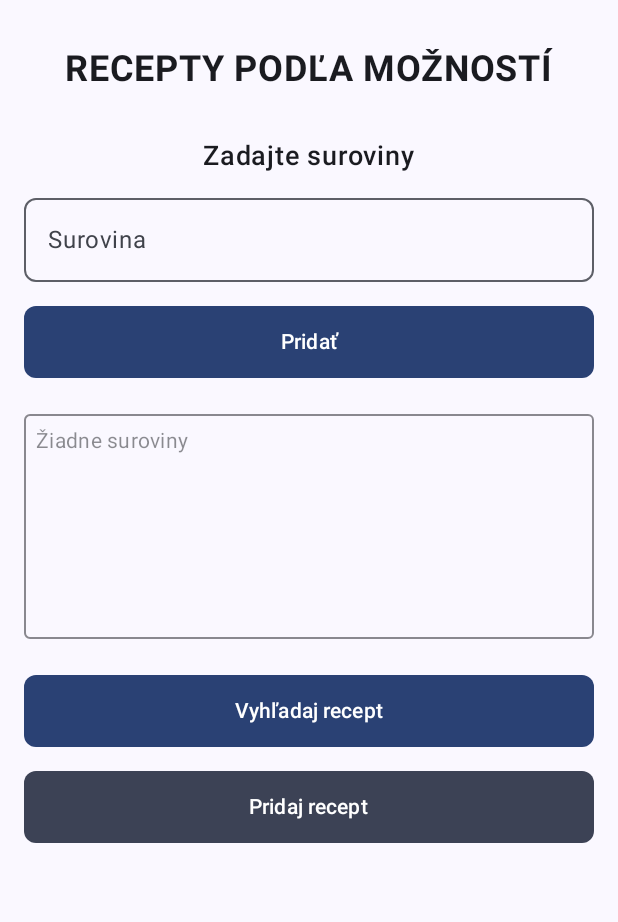
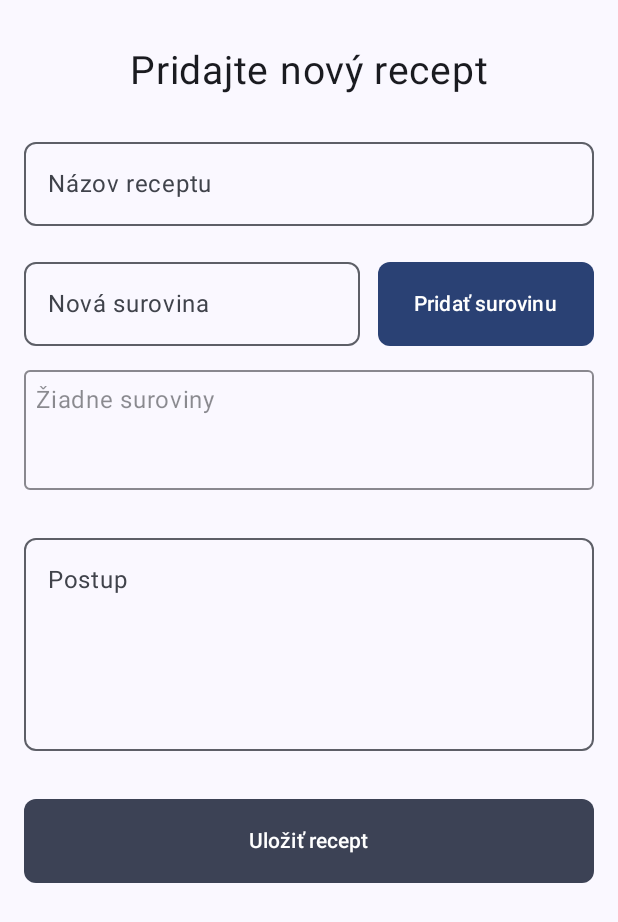
Before and after one commit to janko159/SemestralkaRecepty, an Android app built with Jetpack Compose: the screen it shows after launch (MainActivity), after a tap on "Pridaj recept", on a phone screen of 412 x 824 dp. Shown: the top 922 px of the screen. Run offline under Robolectric (Android 15) with nearby library versions, the phone set to English and light mode, and no system bars.

Commit message:
Doplnenie dalsej screen
Pridavanie receptov a vypisovanie receptov

```diff
--- a/app/src/main/java/com/example/receptysemestralka/MainActivity.kt
+++ b/app/src/main/java/com/example/receptysemestralka/MainActivity.kt
@@ -1,19 +1,41 @@
+// Umiestnenie súboru:
+// app/src/main/java/com/example/receptysemestralka/MainActivity.kt
+//   (alebo v src/main/kotlin/... ak váš projekt používa Kotlin-priečinky)
+
 package com.example.receptysemestralka
 
 import android.os.Bundle
 import androidx.activity.ComponentActivity
 import androidx.activity.compose.setContent
-import androidx.compose.foundation.layout.*
+import androidx.compose.foundation.layout.fillMaxSize
 import androidx.compose.material3.MaterialTheme
 import androidx.compose.material3.Surface
-import androidx.compose.material3.Text
-import androidx.compose.ui.Alignment
+import androidx.compose.runtime.Composable
 import androidx.compose.ui.Modifier
-import androidx.compose.ui.text.font.FontWeight
-import androidx.compose.ui.unit.dp
-import androidx.compose.ui.unit.sp
+import androidx.compose.ui.tooling.preview.Preview
+import androidx.navigation.NavType
+import androidx.navigation.compose.*
+import androidx.navigation.navArgument
+import com.example.receptysemestralka.ui.home.AddRecipeScreen
 import com.example.receptysemestralka.ui.home.HomeScreen
+import com.example.receptysemestralka.ui.home.RecipesScreen
 import com.example.receptysemestralka.ui.theme.ReceptySemestralkaTheme
+
+/**
+ * 1) Definícia jednotlivých "rout" pre navigáciu.
+ *    - Home         => domovská obrazovka
+ *    - AddRecipe    => obrazovka na pridanie receptu (zatiaľ len nadpis)
+ *    - (Results, Detail) – ponecháme tu, hoci ich teraz nevyužívame.
+ */
+sealed class Screen(val route: String) {
+    object Home : Screen("home")
+    object AddRecipe : Screen("add_recipe")
+    object Recipes : Screen("recipes")            // <-- NOVÉ
+    object Results : Screen("results")
+    object Detail : Screen("detail/{recipeName}") {
+        fun createRoute(recipeName: String) = "detail/$recipeName"
+    }
+}
 
 class MainActivity : ComponentActivity() {
     override fun onCreate(savedInstanceState: Bundle?) {
@@ -24,9 +46,56 @@ class MainActivity : ComponentActivity() {
                     modifier = Modifier.fillMaxSize(),
                     color = MaterialTheme.colorScheme.background
                 ) {
-                    HomeScreen()
+                    AppNavigation()
                 }
             }
         }
     }
 }
+
+/**
+ * 2) Hlavná {@Composable} funkcia, ktorá vytvára NavHost
+ *    a zisťuje, do ktorej obrazovky (composable) pristupovať.
+ */
+@Composable
+fun AppNavigation() {
+    val navController = rememberNavController()
+    NavHost(
+        navController = navController,
+        startDestination = Screen.Home.route
+    ) {
+        // 1) Domovská obrazovka
+        composable(Screen.Home.route) {
+            HomeScreen(navController = navController)
+        }
+
+        // 2) Obrazovka "AddRecipe" (prázdna zatiaľ)
+        composable(Screen.AddRecipe.route) {
+            AddRecipeScreen(navController = navController)
+        }
+
+        // 3) NOVÁ obrazovka "Recipes"
+        composable(Screen.Recipes.route) {
+            RecipesScreen()   // tu zobrazíme nadpis "Recepty"
+        }
+
+        // 4) Ostatné (Results, Detail) necháme definované,
+        //    aj keď ich ešte nebudeme volať.
+        composable(Screen.Results.route) { /* ResultsScreen(navController) */ }
+        composable(
+            route = Screen.Detail.route,
+            arguments = listOf(navArgument("recipeName") { type = NavType.StringType })
+        ) { backStackEntry ->
+            val recipeName = backStackEntry.arguments?.getString("recipeName") ?: ""
+            // DetailScreen(recipeName)
+        }
+    }
+}
+
+@Preview(showBackground = true, showSystemUi = true)
+@Composable
+fun AppNavigationPreview() {
+    ReceptySemestralkaTheme {
+        AppNavigation()
+    }
+}
--- /dev/null
+++ b/app/src/main/java/com/example/receptysemestralka/ui/home/AddRecipeScreen.kt
@@ -0,0 +1,239 @@
+// app/src/main/java/com/example/receptysemestralka/ui/home/AddRecipeScreen.kt
+package com.example.receptysemestralka.ui.home
+
+import androidx.compose.foundation.border
+import androidx.compose.foundation.clickable
+import androidx.compose.foundation.layout.*
+import androidx.compose.foundation.rememberScrollState
+import androidx.compose.foundation.shape.RoundedCornerShape
+import androidx.compose.foundation.verticalScroll
+import androidx.compose.material3.*
+import androidx.compose.material3.MaterialTheme.colorScheme
+import androidx.compose.runtime.*
+import androidx.compose.ui.Alignment
+import androidx.compose.ui.Modifier
+import androidx.compose.ui.text.TextStyle
+import androidx.compose.ui.text.input.TextFieldValue
+import androidx.compose.ui.unit.dp
+import androidx.compose.ui.unit.sp
+import androidx.lifecycle.viewmodel.compose.viewModel
+import androidx.navigation.NavController
+import com.example.receptysemestralka.data.RecipeData
+import com.example.receptysemestralka.ui.home.views.HomeViewModel
+
+/**
+ * AddRecipeScreen: obrazovka na pridanie nového receptu.
+ * Po kliknutí na surovinu v zozname sa daná surovina odstráni.
+ */
+@Composable
+fun AddRecipeScreen(
+    navController: NavController,
+    homeViewModel: HomeViewModel = viewModel()
+) {
+    // Stav pre názov receptu + chyba
+    var recipeName by remember { mutableStateOf(TextFieldValue("")) }
+    var nameError by remember { mutableStateOf(false) }
+
+    // Stav pre aktuálnu surovinu
+    var currentIngredient by remember { mutableStateOf(TextFieldValue("")) }
+    // Stav pre zoznam surovín (využijeme mutableStateListOf)
+    val ingredientsList = remember { mutableStateListOf<String>() }
+    var ingredientError by remember { mutableStateOf(false) }
+
+    // Stav pre postup receptu + chyba
+    var instructions by remember { mutableStateOf(TextFieldValue("")) }
+    var instructionsError by remember { mutableStateOf(false) }
+
+    Column(
+        modifier = Modifier
+            .fillMaxSize()
+            .padding(16.dp)
+            .verticalScroll(rememberScrollState()),
+        horizontalAlignment = Alignment.CenterHorizontally
+    ) {
+        Spacer(modifier = Modifier.height(16.dp))
+
+        Text(
+            text = "Pridajte nový recept",
+            fontSize = 26.sp,
+            color = colorScheme.onBackground
+        )
+
+        Spacer(modifier = Modifier.height(24.dp))
+
+        // 1) TextField pre názov receptu
+        OutlinedTextField(
+            value = recipeName,
+            onValueChange = {
+                recipeName = it
+                if (it.text.trim().isNotEmpty()) nameError = false
+            },
+            label = { Text("Názov receptu") },
+            placeholder = { Text("Zadajte názov") },
+            singleLine = true,
+            isError = nameError,
+            modifier = Modifier.fillMaxWidth(),
+            shape = RoundedCornerShape(8.dp),
+
+        )
+        if (nameError) {
+            Text(
+                text = "Názov nemôže byť prázdny",
+                color = colorScheme.error,
+                style = TextStyle(fontSize = 12.sp),
+                modifier = Modifier
+                    .align(Alignment.Start)
+                    .padding(start = 8.dp, top = 4.dp)
+            )
+        }
+
+        Spacer(modifier = Modifier.height(24.dp))
+
+        // 2) Riadok s TextField + Button pre pridanie suroviny
+        Row(
+            modifier = Modifier.fillMaxWidth(),
+            verticalAlignment = Alignment.CenterVertically
+        ) {
+            OutlinedTextField(
+                value = currentIngredient,
+                onValueChange = { currentIngredient = it },
+                placeholder = { Text("Nová surovina") },
+                singleLine = true,
+                modifier = Modifier.weight(1f),
+                shape = RoundedCornerShape(8.dp),
+
+            )
+
+            Spacer(modifier = Modifier.width(12.dp))
+
+            Button(
+                onClick = {
+                    val ingText = currentIngredient.text.trim()
+                    if (ingText.isNotEmpty()) {
+                        ingredientsList.add(ingText)
+                        currentIngredient = TextFieldValue("")
+                        ingredientError = false
+                    }
+                },
+                modifier = Modifier.height(56.dp),
+                shape = RoundedCornerShape(8.dp),
+                colors = ButtonDefaults.buttonColors(
+                    containerColor = colorScheme.primary
+                )
+            ) {
+                Text(text = "Pridať surovinu", color = colorScheme.onPrimary)
+            }
+        }
+        if (ingredientError) {
+            Text(
+                text = "Pridajte aspoň jednu surovinu",
+                color = colorScheme.error,
+                style = TextStyle(fontSize = 12.sp),
+                modifier = Modifier
+                    .align(Alignment.Start)
+                    .padding(start = 8.dp, top = 4.dp)
+            )
+        }
+
+        Spacer(modifier = Modifier.height(16.dp))
+
+        // 3) Zoznam pridaných surovín – kliknutie odstráni danú položku
+        Column(
+            modifier = Modifier
+                .fillMaxWidth()
+                .heightIn(min = 80.dp, max = 200.dp)
+                .border(
+                    width = 1.dp,
+                    color = colorScheme.onBackground.copy(alpha = 0.5f),
+                    shape = RoundedCornerShape(4.dp)
+                )
+                .padding(8.dp)
+                .verticalScroll(rememberScrollState())
+        ) {
+            if (ingredientsList.isEmpty()) {
+                Text(
+                    text = "Žiadne suroviny",
+                    color = colorScheme.onBackground.copy(alpha = 0.5f)
+                )
+            } else {
+                ingredientsList.forEachIndexed { index, item ->
+                    Text(
+                        text = "${index + 1}. $item",
+                        color = colorScheme.onBackground,
+                        modifier = Modifier
+                            .fillMaxWidth()
+                            .clickable {
+                                // Odstránime kliknutú surovinu
+                                ingredientsList.removeAt(index)
+                            }
+                            .padding(vertical = 4.dp)
+                    )
+                }
+            }
+        }
+
+        Spacer(modifier = Modifier.height(24.dp))
+
+        // 4) Multiline TextField pre postup
+        OutlinedTextField(
+            value = instructions,
+            onValueChange = {
+                instructions = it
+                if (it.text.trim().isNotEmpty()) instructionsError = false
+            },
+            label = { Text("Postup") },
+            placeholder = { Text("Popíšte postup prípravy") },
+            isError = instructionsError,
+            modifier = Modifier
+                .fillMaxWidth()
+                .height(150.dp),
+            shape = RoundedCornerShape(8.dp),
+
+        )
+        if (instructionsError) {
+            Text(
+                text = "Postup nemôže byť prázdny",
+                color = colorScheme.error,
+                style = TextStyle(fontSize = 12.sp),
+                modifier = Modifier
+                    .align(Alignment.Start)
+                    .padding(start = 8.dp, top = 4.dp)
+            )
+        }
+
+        Spacer(modifier = Modifier.height(32.dp))
+
+        // 5) Tlačidlo Uložiť recept
+        Button(
+            onClick = {
+                val nameText = recipeName.text.trim()
+                val instText = instructions.text.trim()
+
+                nameError = nameText.isEmpty()
+                ingredientError = ingredientsList.isEmpty()
+                instructionsError = instText.isEmpty()
+
+                if (!nameError && !ingredientError && !instructionsError) {
+                    val newRecipe = RecipeData(
+                        name = nameText,
+                        instructions = instText,
+                        ingredients = ingredientsList.toList()
+                    )
+                    homeViewModel.addRecipe(newRecipe)
+                    navController.popBackStack()
+                }
+            },
+            modifier = Modifier
+                .fillMaxWidth()
+                .height(56.dp),
+            shape = RoundedCornerShape(8.dp),
+            colors = ButtonDefaults.buttonColors(
+                containerColor = colorScheme.secondary
+            )
+        ) {
+            Text(text = "Uložiť recept", color = colorScheme.onSecondary)
+        }
+
+        Spacer(modifier = Modifier.height(24.dp))
+    }
+}
--- a/app/src/main/java/com/example/receptysemestralka/ui/home/HomeScreen.kt
+++ b/app/src/main/java/com/example/receptysemestralka/ui/home/HomeScreen.kt
@@ -2,11 +2,13 @@
 package com.example.receptysemestralka.ui.home
 
 import androidx.compose.foundation.border
+import androidx.compose.foundation.clickable
 import androidx.compose.foundation.layout.*
 import androidx.compose.foundation.rememberScrollState
 import androidx.compose.foundation.shape.RoundedCornerShape
 import androidx.compose.foundation.verticalScroll
 import androidx.compose.material3.*
+import androidx.compose.material3.MaterialTheme.colorScheme
 import androidx.compose.runtime.*
 import androidx.compose.ui.Alignment
 import androidx.compose.ui.Modifier
@@ -15,22 +17,23 @@ import androidx.compose.ui.unit.dp
 import androidx.compose.ui.unit.sp
 import androidx.lifecycle.viewmodel.compose.viewModel
 import androidx.navigation.NavController
-import com.example.receptysemestralka.data.RecipeData
 import com.example.receptysemestralka.ui.home.views.HomeViewModel
+import com.example.receptysemestralka.Screen
 
 @Composable
 fun HomeScreen(
+    navController: NavController,
     homeViewModel: HomeViewModel = viewModel()
 ) {
-    // Stav pre vstupné pole "Surovina"
     var ingredient by remember { mutableStateOf("") }
-    // Stav pre zoznam zadaných surovín
+    // Zoznam surovín, kde budeme mazanie rovnakým spôsobom ako v AddRecipeScreen
     val ingredientsList = remember { mutableStateListOf<String>() }
 
     Column(
         modifier = Modifier
             .fillMaxSize()
-            .padding(top = 32.dp, start = 16.dp, end = 16.dp),
+            .padding(top = 32.dp, start = 16.dp, end = 16.dp)
+            .verticalScroll(rememberScrollState()),
         horizontalAlignment = Alignment.CenterHorizontally
     ) {
         // Hlavný nadpis
@@ -38,7 +41,7 @@ fun HomeScreen(
             text = "RECEPTY PODĽA MOŽNOSTÍ",
             fontSize = 24.sp,
             fontWeight = FontWeight.Bold,
-            color = MaterialTheme.colorScheme.onBackground
+            color = colorScheme.onBackground
         )
 
         Spacer(modifier = Modifier.height(32.dp))
@@ -48,7 +51,7 @@ fun HomeScreen(
             text = "Zadajte suroviny",
             fontSize = 18.sp,
             fontWeight = FontWeight.Medium,
-            color = MaterialTheme.colorScheme.onBackground
+            color = colorScheme.onBackground
         )
 
         Spacer(modifier = Modifier.height(16.dp))
@@ -67,7 +70,7 @@ fun HomeScreen(
 
         Spacer(modifier = Modifier.height(16.dp))
 
-        // Tlačidlo "Pridať surovinu"
+        // Tlačidlo "Pridať"
         Button(
             onClick = {
                 if (ingredient.isNotBlank()) {
@@ -80,26 +83,26 @@ fun HomeScreen(
                 .height(48.dp),
             shape = RoundedCornerShape(8.dp),
             colors = ButtonDefaults.buttonColors(
-                containerColor = MaterialTheme.colorScheme.primary
+                containerColor = colorScheme.primary
             )
         ) {
             Text(
                 text = "Pridať",
-                color = MaterialTheme.colorScheme.onPrimary,
+                color = colorScheme.onPrimary,
                 style = MaterialTheme.typography.labelLarge
             )
         }
 
         Spacer(modifier = Modifier.height(24.dp))
 
-        // Zobrazenie zoznamu pridaných surovín
+        // Obal pre zoznam pridaných surovín s možnosťou kliknutím odstrániť
         Column(
             modifier = Modifier
                 .fillMaxWidth()
                 .height(150.dp)
                 .border(
                     width = 1.dp,
-                    color = MaterialTheme.colorScheme.onBackground.copy(alpha = 0.5f),
+                    color = colorScheme.onBackground.copy(alpha = 0.5f),
                     shape = RoundedCornerShape(4.dp)
                 )
                 .padding(8.dp)
@@ -108,15 +111,22 @@ fun HomeScreen(
             if (ingredientsList.isEmpty()) {
                 Text(
                     text = "Žiadne suroviny",
-                    color = MaterialTheme.colorScheme.onBackground.copy(alpha = 0.5f),
+                    color = colorScheme.onBackground.copy(alpha = 0.5f),
                     style = MaterialTheme.typography.bodyMedium
                 )
             } else {
                 ingredientsList.forEachIndexed { index, item ->
                     Text(
                         text = "${index + 1}. $item",
-                        color = MaterialTheme.colorScheme.onBackground,
-                        style = MaterialTheme.typography.bodyMedium
+                        color = colorScheme.onBackground,
+                        style = MaterialTheme.typography.bodyMedium,
+                        modifier = Modifier
+                            .fillMaxWidth()
+                            .clickable {
+                                // Po kliknutí sa zmaže príslušná surovina
+                                ingredientsList.removeAt(index)
+                            }
+                            .padding(vertical = 4.dp)
                     )
                 }
             }
@@ -124,44 +134,45 @@ fun HomeScreen(
 
         Spacer(modifier = Modifier.height(24.dp))
 
-        // Tlačidlo "Vyhľadaj recept"
+        // Tlačidlo "Vyhľadaj recept" – navigácia na obrazovku s výsledkami
         Button(
             onClick = {
-
+                homeViewModel.updateSelectedIngredients(ingredientsList.toList())
+                navController.navigate(Screen.Recipes.route)
             },
             modifier = Modifier
                 .fillMaxWidth()
                 .height(48.dp),
             shape = RoundedCornerShape(8.dp),
             colors = ButtonDefaults.buttonColors(
-                containerColor = MaterialTheme.colorScheme.primary
+                containerColor = colorScheme.primary
             )
         ) {
             Text(
                 text = "Vyhľadaj recept",
-                color = MaterialTheme.colorScheme.onPrimary,
+                color = colorScheme.onPrimary,
                 style = MaterialTheme.typography.labelLarge
             )
         }
 
         Spacer(modifier = Modifier.height(16.dp))
 
-        // Nové tlačidlo "Pridaj recept"
+        // Tlačidlo "Pridaj recept" – navigácia na AddRecipeScreen
         Button(
             onClick = {
-                // TODO: napríklad: navController.navigate(Screen.AddRecipe.route)
+                navController.navigate(Screen.AddRecipe.route)
             },
             modifier = Modifier
                 .fillMaxWidth()
                 .height(48.dp),
             shape = RoundedCornerShape(8.dp),
             colors = ButtonDefaults.buttonColors(
-                containerColor = MaterialTheme.colorScheme.secondary
+                containerColor = colorScheme.secondary
             )
         ) {
             Text(
                 text = "Pridaj recept",
-                color = MaterialTheme.colorScheme.onSecondary,
+                color = colorScheme.onSecondary,
                 style = MaterialTheme.typography.labelLarge
             )
         }
--- a/app/src/main/java/com/example/receptysemestralka/ui/home/HomeViewModel.kt
+++ b/app/src/main/java/com/example/receptysemestralka/ui/home/HomeViewModel.kt
@@ -1,4 +1,3 @@
-// app/src/main/java/com/example/receptysemestralka/ui/home/views/HomeViewModel.kt
 package com.example.receptysemestralka.ui.home.views
 
 import android.app.Application
@@ -14,62 +13,59 @@ import androidx.compose.runtime.setValue
 
 class HomeViewModel(application: Application) : AndroidViewModel(application) {
 
-    // Celý zoznam receptov načítaný z JSON súboru
     var allRecipes by mutableStateOf<List<RecipeData>>(emptyList())
+        private set
+
+    var selectedIngredients by mutableStateOf<List<String>>(emptyList())
         private set
 
     init {
         viewModelScope.launch(Dispatchers.IO) {
             val loaded = FileStorage.loadRecipes(getApplication())
             if (loaded.isEmpty()) {
-                // Pri prvom spustení (súbor neexistuje), seedneme vzorové recepty
                 val sample = createSampleRecipes()
                 FileStorage.saveRecipes(getApplication(), sample)
                 allRecipes = sample
             } else {
-                // Súbor existuje → načítame ho do stavu
                 allRecipes = loaded
             }
         }
     }
 
-    /** V prípade prázdneho JSON-u vygenerujeme 3 ukážkové recepty. */
     private fun createSampleRecipes(): List<RecipeData> {
         return listOf(
             RecipeData(
                 name = "Špagety s kyslou smotanou",
-                instructions = "Uvar špagety. Medzitým zmiešaj kyslú smotanu s cesnakom a korením. Špagety sceď a premiešaj so smotanovou omáčkou.",
+                instructions = "Uvar špagety…",
                 ingredients = listOf("špagety", "kyslá smotana", "cesnak", "soľ", "čierne korenie")
             ),
             RecipeData(
                 name = "Ovocný šalát",
-                instructions = "Nakrájaj jablko, hrušku a banán. Zmiešaj ovocie, pokvapkáš citrónom. Podávaj čerstvé.",
+                instructions = "Nakrájaj jablko…",
                 ingredients = listOf("jablko", "hruška", "banán", "citrónová šťava")
             ),
             RecipeData(
                 name = "Pečené zemiaky",
-                instructions = "Zemiaky umyj, nakrájaj na mesiačiky, pokrop olivovým olejom, osoľ. Peč pri 200 °C 30 minút.",
+                instructions = "Zemiaky umyj…",
                 ingredients = listOf("zemiaky", "olivový olej", "soľ")
             )
         )
     }
 
-    /**
-     * Filtrovanie receptov podľa komparácie zoznamu ingrediencií (v pamäti).
-     * Vráti tie recepty, ktoré obsahujú všetky položky zo userIngredients.
-     */
-    fun findRecipesByIngredients(userIngredients: List<String>): List<RecipeData> {
+    // Toto je jediná definícia setSelectedIngredients
+    fun updateSelectedIngredients(newSelected: List<String>) {
+        selectedIngredients = newSelected.map { it.trim().lowercase() }
+    }
+
+    fun findRecipesByIngredients(): List<RecipeData> {
+        if (selectedIngredients.isEmpty()) return emptyList()
         return allRecipes.filter { recipe ->
-            // Porovnáme case‐insensitive: každá user‐ingrediencia sa nachádza
-            // v ingredients zoznamu receptu
-            userIngredients.all { ui ->
-                val lowerUi = ui.trim().lowercase()
-                recipe.ingredients.any { it.lowercase() == lowerUi }
+            selectedIngredients.all { si ->
+                recipe.ingredients.any { it.lowercase() == si }
             }
         }
     }
 
-    /** Pridá nový recept do zoznamu a hneď uloží celý JSON späť do súboru. */
     fun addRecipe(newRecipe: RecipeData) {
         val updated = allRecipes + newRecipe
         allRecipes = updated
```
Also changed, not shown: app/src/main/java/com/example/receptysemestralka/ui/home/RecipesScreen.kt (added, +28 -0 lines).
